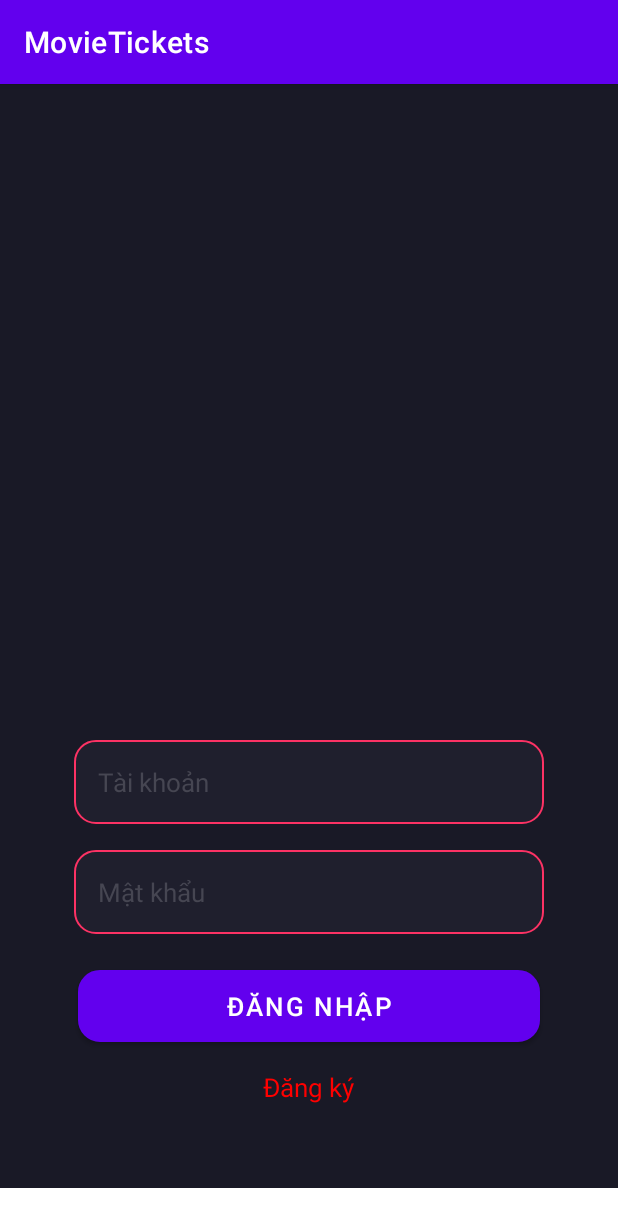
After one commit to MovieTickets-MT/AppMovieTickets, an Android app: the SigninActivity screen opened directly, with no data from a screen before it, on a phone screen of 412 x 824 dp. The commit adds this screen. Shown: the top 1227 px of the screen. Run offline under Robolectric (Android 15) with nearby library versions, the phone set to English and light mode, and no system bars.

Commit message:
thaitaph10884: commit signin layout

```diff
--- a/app/src/main/AndroidManifest.xml
+++ b/app/src/main/AndroidManifest.xml
@@ -10,6 +10,9 @@
         android:supportsRtl="true"
         android:theme="@style/Theme.MovieTickets">
         <activity
+            android:name=".SigninActivity"
+            android:exported="false" />
+        <activity
             android:name=".MainActivity"
             android:exported="true">
             <intent-filter>
--- a/app/src/main/java/com/example/movietickets/MainActivity.kt
+++ b/app/src/main/java/com/example/movietickets/MainActivity.kt
@@ -7,5 +7,6 @@ class MainActivity : AppCompatActivity() {
     override fun onCreate(savedInstanceState: Bundle?) {
         super.onCreate(savedInstanceState)
         setContentView(R.layout.activity_main)
+
     }
 }
--- /dev/null
+++ b/app/src/main/java/com/example/movietickets/SigninActivity.java
@@ -0,0 +1,14 @@
+package com.example.movietickets;
+
+import androidx.appcompat.app.AppCompatActivity;
+
+import android.os.Bundle;
+
+public class SigninActivity extends AppCompatActivity {
+
+    @Override
+    protected void onCreate(Bundle savedInstanceState) {
+        super.onCreate(savedInstanceState);
+        setContentView(R.layout.activity_signin);
+    }
+}
--- /dev/null
+++ b/app/src/main/res/drawable/bg_button.xml
@@ -0,0 +1,8 @@
+<?xml version="1.0" encoding="utf-8"?>
+<shape xmlns:android="http://schemas.android.com/apk/res/android">
+    <solid android:color="@color/button_color" />
+    <corners android:radius="@dimen/radius_bg_dialog" />
+    <stroke
+        android:width="1dp"
+        android:color="#8E8E8E" />
+</shape>
--- /dev/null
+++ b/app/src/main/res/drawable/bg_dialog_button_gray.xml
@@ -0,0 +1,8 @@
+<?xml version="1.0" encoding="utf-8"?>
+<shape xmlns:android="http://schemas.android.com/apk/res/android">
+    <solid android:color="@color/color_a" />
+    <corners android:radius="@dimen/radius_bg_dialog" />
+    <stroke
+        android:width="1dp"
+        android:color="@color/gilroy_black" />
+</shape>
--- /dev/null
+++ b/app/src/main/res/layout/activity_signin.xml
@@ -0,0 +1,88 @@
+<?xml version="1.0" encoding="utf-8"?>
+<LinearLayout xmlns:android="http://schemas.android.com/apk/res/android"
+    xmlns:app="http://schemas.android.com/apk/res-auto"
+    xmlns:tools="http://schemas.android.com/tools"
+    android:layout_width="match_parent"
+    android:layout_height="match_parent"
+    android:orientation="vertical"
+    tools:context=".SigninActivity"
+
+    >
+
+    <LinearLayout
+        android:layout_width="match_parent"
+        android:layout_height="wrap_content"
+        android:background="@color/gray"
+        android:gravity="bottom"
+        android:orientation="vertical"
+        android:paddingTop="420dp">
+
+
+        <LinearLayout
+            android:layout_width="match_parent"
+            android:layout_height="wrap_content"
+            android:background="@color/gray"
+            android:orientation="vertical"
+            android:paddingBottom="55dp">
+
+            <LinearLayout
+                android:layout_width="match_parent"
+                android:layout_height="wrap_content"
+                android:layout_marginLeft="@dimen/padding_normal"
+                android:layout_marginRight="@dimen/padding_normal"
+                android:orientation="vertical">
+
+                <EditText
+                    android:id="@+id/llemail"
+                    android:layout_width="match_parent"
+                    android:layout_height="wrap_content"
+                    android:layout_marginLeft="@dimen/padding_xlarge"
+                    android:layout_marginTop="@dimen/padding_normal"
+                    android:layout_marginRight="@dimen/padding_xlarge"
+                    android:background="@drawable/bg_dialog_button_gray"
+                    android:hint="Tài khoản"
+                    android:inputType="textEmailAddress"
+                    android:padding="@dimen/margin_normal"
+                    android:textColorHint="@color/text_buttom"
+                    android:textSize="@dimen/text_size_normal" />
+
+                <EditText
+                    android:id="@+id/llpassword"
+                    android:layout_width="match_parent"
+                    android:layout_height="wrap_content"
+                    android:layout_marginLeft="@dimen/padding_xlarge"
+                    android:layout_marginTop="@dimen/padding_normal"
+                    android:layout_marginRight="@dimen/padding_xlarge"
+                    android:background="@drawable/bg_dialog_button_gray"
+                    android:hint="Mật khẩu"
+                    android:inputType="textPassword"
+                    android:padding="@dimen/margin_normal"
+                    android:textColorHint="@color/text_buttom"
+                    android:textSize="@dimen/text_size_normal" />
+
+            </LinearLayout>
+
+            <Button
+
+                android:layout_width="match_parent"
+                android:layout_height="wrap_content"
+                android:layout_marginLeft="@dimen/padding_xxlarge"
+                android:layout_marginTop="@dimen/padding_large"
+                android:layout_marginRight="@dimen/padding_xxlarge"
+                android:background="@drawable/bg_button"
+                android:text="Đăng nhập"
+                android:textSize="@dimen/text_size_normal" />
+
+            <TextView
+                android:layout_width="wrap_content"
+                android:layout_height="wrap_content"
+                android:layout_gravity="center"
+                android:layout_marginTop="18dp"
+                android:gravity="center"
+                android:text="Đăng ký"
+                android:textColor="@color/red"
+                android:textSize="@dimen/text_size_normal" />
+        </LinearLayout>
+
+    </LinearLayout>
+</LinearLayout>
--- /dev/null
+++ b/app/src/main/res/mipmap-anydpi-v26/ic_background.xml
@@ -0,0 +1,5 @@
+<?xml version="1.0" encoding="utf-8"?>
+<adaptive-icon xmlns:android="http://schemas.android.com/apk/res/android">
+    <background android:drawable="@drawable/ic_background_background"/>
+    <foreground android:drawable="@mipmap/ic_background_foreground"/>
+</adaptive-icon>
--- /dev/null
+++ b/app/src/main/res/mipmap-anydpi-v26/ic_background_one.xml
@@ -0,0 +1,5 @@
+<?xml version="1.0" encoding="utf-8"?>
+<adaptive-icon xmlns:android="http://schemas.android.com/apk/res/android">
+    <background android:drawable="@drawable/ic_background_one_background"/>
+    <foreground android:drawable="@mipmap/ic_background_one_foreground"/>
+</adaptive-icon>
--- /dev/null
+++ b/app/src/main/res/mipmap-anydpi-v26/ic_background_one_round.xml
@@ -0,0 +1,5 @@
+<?xml version="1.0" encoding="utf-8"?>
+<adaptive-icon xmlns:android="http://schemas.android.com/apk/res/android">
+    <background android:drawable="@drawable/ic_background_one_background"/>
+    <foreground android:drawable="@mipmap/ic_background_one_foreground"/>
+</adaptive-icon>
--- /dev/null
+++ b/app/src/main/res/mipmap-anydpi-v26/ic_background_round.xml
@@ -0,0 +1,5 @@
+<?xml version="1.0" encoding="utf-8"?>
+<adaptive-icon xmlns:android="http://schemas.android.com/apk/res/android">
+    <background android:drawable="@drawable/ic_background_background"/>
+    <foreground android:drawable="@mipmap/ic_background_foreground"/>
+</adaptive-icon>
--- a/app/src/main/res/values/colors.xml
+++ b/app/src/main/res/values/colors.xml
@@ -7,4 +7,18 @@
     <color name="teal_700">#FF018786</color>
     <color name="black">#FF000000</color>
     <color name="white">#FFFFFFFF</color>
+    <color name="color_black">#000000</color>
+    <color name="green_text">#00CC00</color>
+    <color name="gray">#191926</color>
+    <color name="color_gray_F8">#F8F8F8</color>
+    <color name="color_white">#ffffff</color>
+    <color name="color_gray_8E">#8E8E8E</color>
+    <color name="color_red_bill">#E57373</color>
+    <color name="color_red_tool">#FFCDD2</color>
+    <color name="red">#FF0000</color>
+    <color name="gilroy_black">#FC3264</color>
+    <color name="button_color">#E13484</color>
+    <color name="text_buttom">#464652</color>
+    #1F1F2D
+    <color name="color_a">#1F1F2D</color>
 </resources>
```
Also changed, not shown: app/src/main/res/drawable/bg_dialog_button.xml (added, +8 -0 lines), app/src/main/res/drawable/ic_bg_mdpi.xml (added, +17 -0 lines), app/src/main/res/drawable/ic_mask_mdpi.xml (added, +10 -0 lines), app/src/main/res/layout/activity_main.xml (+3 -10 lines), app/src/main/res/values/dimens.xml (added, +27 -0 lines), app/src/main/res/values/strings.xml (+14 -0 lines), app/src/main/ic_background-playstore.png (added), app/src/main/ic_background_one-playstore.png (added).
